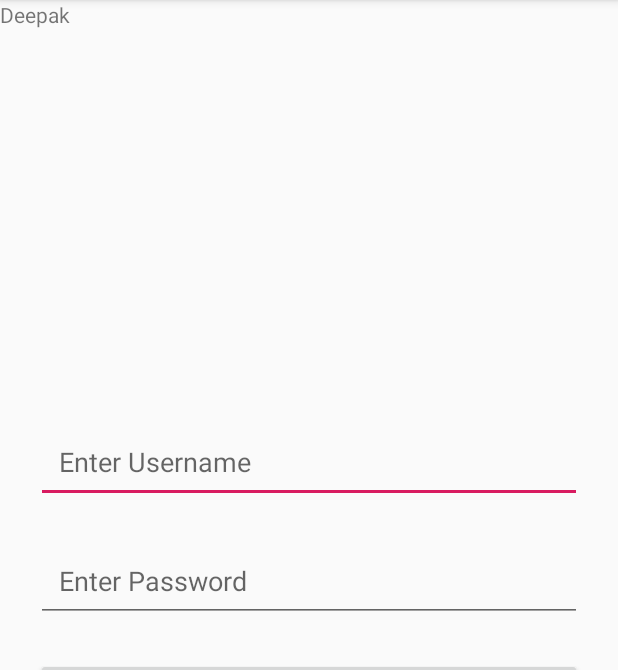
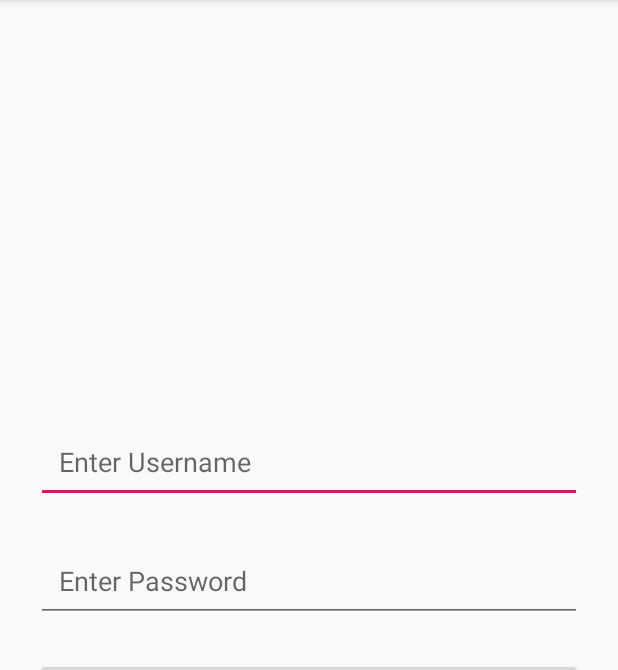
Before and after one commit to Rocking260/Attendence-System, an Android app: the screen it shows after launch (MainActivity), on a phone screen of 412 x 824 dp, the part 84-754 px from its top. Run offline under Robolectric (Android 15) with nearby library versions, the light colour scheme and no system bars.

Commit message:
TextFieldRemoved

```diff
--- a/app/src/main/res/layout/activity_main.xml
+++ b/app/src/main/res/layout/activity_main.xml
@@ -47,12 +47,4 @@
             android:text="@string/login_button" />
     </LinearLayout>
 
-    <TextView
-        android:id="@+id/textView"
-        android:layout_width="wrap_content"
-        android:layout_height="wrap_content"
-        android:text="Deepak"
-        tools:layout_editor_absoluteX="92dp"
-        tools:layout_editor_absoluteY="68dp" />
-
 </android.support.constraint.ConstraintLayout>
```
